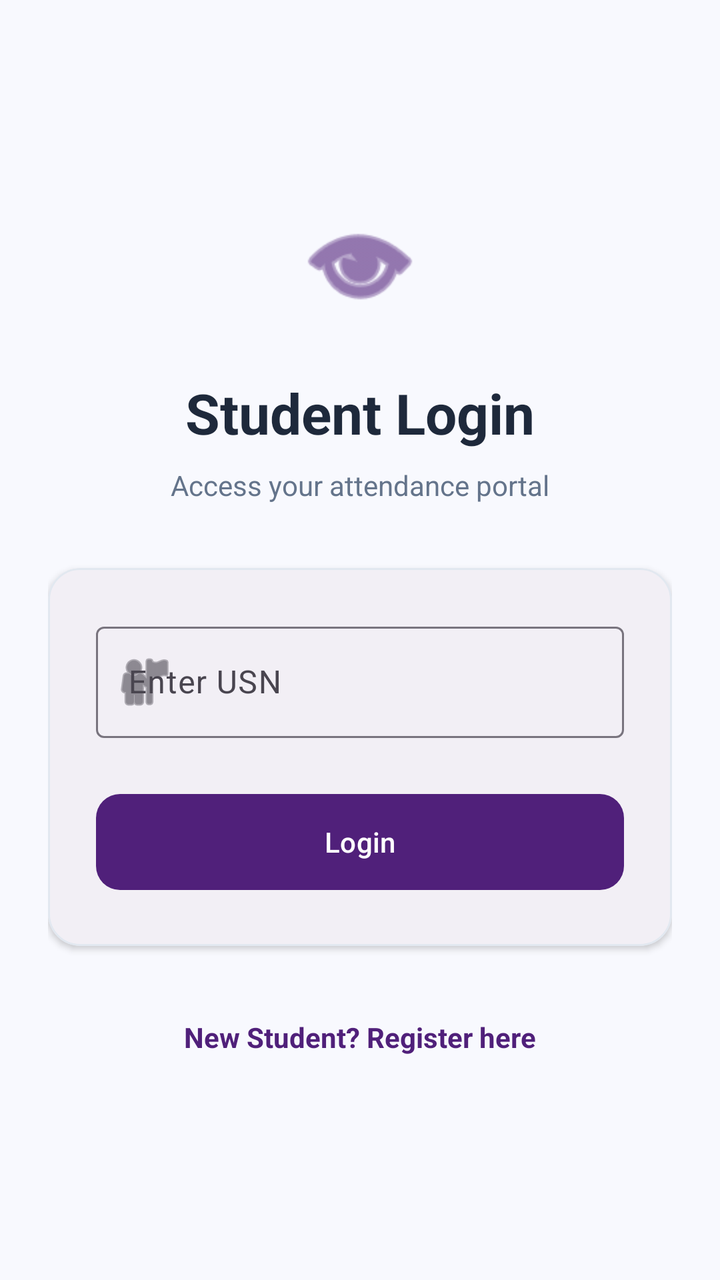
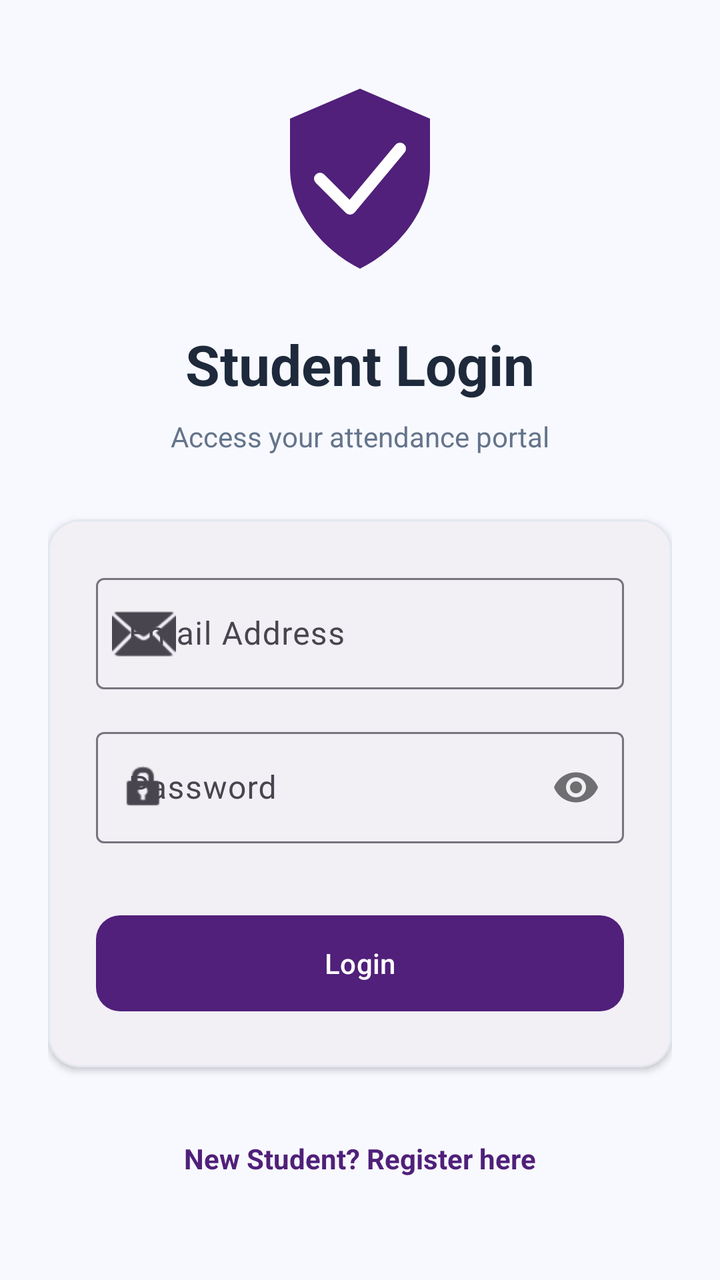

The first picture is an Android layout as it rendered before a commit; the second is the same layout after the commit. The layout source and the unified diff follow.
<!-- AndroidManifest.xml: application theme Theme.AutoAttendance -->
<!-- res/layout/activity_student_login.xml -->
<?xml version="1.0" encoding="utf-8"?>
<LinearLayout xmlns:android="http://schemas.android.com/apk/res/android"
    xmlns:app="http://schemas.android.com/apk/res-auto"
    android:layout_width="match_parent"
    android:layout_height="match_parent"
    android:background="@color/surface_background"
    android:gravity="center"
    android:orientation="vertical"
    android:padding="24dp">

    <ImageView
        android:layout_width="64dp"
        android:layout_height="64dp"
        android:layout_marginBottom="24dp"
        android:src="@android:drawable/ic_menu_view"
        app:tint="@color/brand_primary" />

    <TextView
        android:layout_width="wrap_content"
        android:layout_height="wrap_content"
        android:text="Student Login"
        android:textColor="@color/text_primary"
        android:textSize="28sp"
        android:textStyle="bold" />

    <TextView
        android:layout_width="wrap_content"
        android:layout_height="wrap_content"
        android:layout_marginTop="8dp"
        android:text="Access your attendance portal"
        android:textColor="@color/text_secondary"
        android:textSize="14sp" />

    <com.google.android.material.card.MaterialCardView
        android:layout_width="match_parent"
        android:layout_height="wrap_content"
        android:layout_marginTop="32dp"
        app:cardCornerRadius="16dp"
        app:cardElevation="2dp"
        app:strokeColor="@color/border_subtle"
        app:strokeWidth="1dp">

        <LinearLayout
            android:layout_width="match_parent"
            android:layout_height="wrap_content"
            android:orientation="vertical"
            android:padding="24dp">

            <com.google.android.material.textfield.TextInputLayout
                style="@style/Widget.Material3.TextInputLayout.OutlinedBox"
                android:layout_width="match_parent"
                android:layout_height="wrap_content"
                android:hint="Enter USN"
                app:startIconDrawable="@android:drawable/ic_menu_myplaces">

                <com.google.android.material.textfield.TextInputEditText
                    android:id="@+id/etLoginUsn"
                    android:layout_width="match_parent"
                    android:layout_height="wrap_content"
                    android:inputType="textCapCharacters" />
            </com.google.android.material.textfield.TextInputLayout>

            <Button
                android:id="@+id/btnLoginStudent"
                style="@style/Widget.Material3.Button"
                android:layout_width="match_parent"
                android:layout_height="56dp"
                android:layout_marginTop="24dp"
                android:text="Login"
                app:cornerRadius="12dp" />

        </LinearLayout>
    </com.google.android.material.card.MaterialCardView>

    <TextView
        android:id="@+id/tvGoToRegister"
        android:layout_width="wrap_content"
        android:layout_height="wrap_content"
        android:layout_marginTop="24dp"
        android:padding="12dp"
        android:text="New Student? Register here"
        android:textColor="@color/brand_primary"
        android:textStyle="bold" />

</LinearLayout>
<!-- resources referenced by this layout -->
<resources>
  <color name="border_subtle">#E2E8F0</color>
  <color name="brand_primary">#50207A</color>
  <color name="surface_background">#F8F9FE</color>
  <color name="text_primary">#1E293B</color>
  <color name="text_secondary">#64748B</color>
  <style name="Theme.AutoAttendance" parent="Theme.Material3.Light.NoActionBar">
          
          <item name="colorPrimary">@color/brand_primary</item>
          <item name="colorOnPrimary">@color/white</item>
          <item name="colorPrimaryContainer">@color/brand_light</item>
          <item name="colorOnPrimaryContainer">@color/brand_primary</item>
  
          
          <item name="colorSecondary">@color/brand_accent</item>
          <item name="colorOnSecondary">@color/white</item>
  
          
          <item name="android:statusBarColor">@color/surface_background</item>
          <item name="android:windowLightStatusBar">true</item>
  
          
          <item name="android:windowBackground">@color/surface_background</item>
          <item name="colorSurface">@color/surface_card</item>
      </style>
  <color name="white">#FFFFFFFF</color>
  <color name="brand_light">#D6B9FC</color>
  <color name="brand_accent">#838CE5</color>
  <color name="surface_card">#FFFFFF</color>
</resources>

<!-- the commit's change to res/layout/activity_student_login.xml (unified diff, before → after) -->
@@ -9,11 +9,10 @@
     android:padding="24dp">
 
     <ImageView
-        android:layout_width="64dp"
-        android:layout_height="64dp"
+        android:layout_width="100dp"
+        android:layout_height="100dp"
         android:layout_marginBottom="24dp"
-        android:src="@android:drawable/ic_menu_view"
-        app:tint="@color/brand_primary" />
+        android:src="@drawable/ic_attendit_logo" />
 
     <TextView
         android:layout_width="wrap_content"
@@ -50,24 +49,54 @@
                 style="@style/Widget.Material3.TextInputLayout.OutlinedBox"
                 android:layout_width="match_parent"
                 android:layout_height="wrap_content"
-                android:hint="Enter USN"
-                app:startIconDrawable="@android:drawable/ic_menu_myplaces">
+                android:hint="Email Address"
+                app:startIconDrawable="@android:drawable/ic_dialog_email">
 
                 <com.google.android.material.textfield.TextInputEditText
-                    android:id="@+id/etLoginUsn"
+                    android:id="@+id/etLoginEmail"
                     android:layout_width="match_parent"
                     android:layout_height="wrap_content"
-                    android:inputType="textCapCharacters" />
+                    android:imeOptions="actionNext"
+                    android:inputType="textEmailAddress" />
             </com.google.android.material.textfield.TextInputLayout>
 
-            <Button
-                android:id="@+id/btnLoginStudent"
-                style="@style/Widget.Material3.Button"
+            <com.google.android.material.textfield.TextInputLayout
+                style="@style/Widget.Material3.TextInputLayout.OutlinedBox"
                 android:layout_width="match_parent"
-                android:layout_height="56dp"
-                android:layout_marginTop="24dp"
-                android:text="Login"
-                app:cornerRadius="12dp" />
+                android:layout_height="wrap_content"
+                android:layout_marginTop="16dp"
+                android:hint="Password"
+                app:passwordToggleEnabled="true"
+                app:startIconDrawable="@android:drawable/ic_lock_idle_lock">
+
+                <com.google.android.material.textfield.TextInputEditText
+                    android:id="@+id/etLoginPassword"
+                    android:layout_width="match_parent"
+                    android:layout_height="wrap_content"
+                    android:imeOptions="actionDone"
+                    android:inputType="textPassword" />
+            </com.google.android.material.textfield.TextInputLayout>
+
+            <FrameLayout
+                android:layout_width="match_parent"
+                android:layout_height="wrap_content"
+                android:layout_marginTop="32dp">
+
+                <Button
+                    android:id="@+id/btnLoginStudent"
+                    style="@style/Widget.Material3.Button"
+                    android:layout_width="match_parent"
+                    android:layout_height="56dp"
+                    android:text="Login"
+                    app:cornerRadius="12dp" />
+
+                <ProgressBar
+                    android:id="@+id/pbLogin"
+                    android:layout_width="24dp"
+                    android:layout_height="24dp"
+                    android:layout_gravity="center"
+                    android:visibility="gone" />
+            </FrameLayout>
 
         </LinearLayout>
     </com.google.android.material.card.MaterialCardView>
<!-- resource entries referenced after the edit -->
@@ -5,6 +5,24 @@
   <color name="surface_background">#F8F9FE</color>
   <color name="text_primary">#1E293B</color>
   <color name="text_secondary">#64748B</color>
+  <!-- drawable ic_attendit_logo (drawable) -->
+  <vector xmlns:android="http://schemas.android.com/apk/res/android"
+      android:width="100dp"
+      android:height="100dp"
+      android:viewportWidth="100"
+      android:viewportHeight="100">
+      
+      <path
+          android:fillColor="@color/brand_primary"
+          android:pathData="M50,5 L15,20 L15,45 C15,65 30,85 50,95 C70,85 85,65 85,45 L85,20 L50,5 Z" />
+      
+      <path
+          android:strokeColor="@color/white"
+          android:strokeWidth="6"
+          android:strokeLineCap="round"
+          android:strokeLineJoin="round"
+          android:pathData="M30,50 L45,65 L70,35" />
+  </vector>
   <style name="Theme.AutoAttendance" parent="Theme.Material3.Light.NoActionBar">
           
           <item name="colorPrimary">@color/brand_primary</item>
